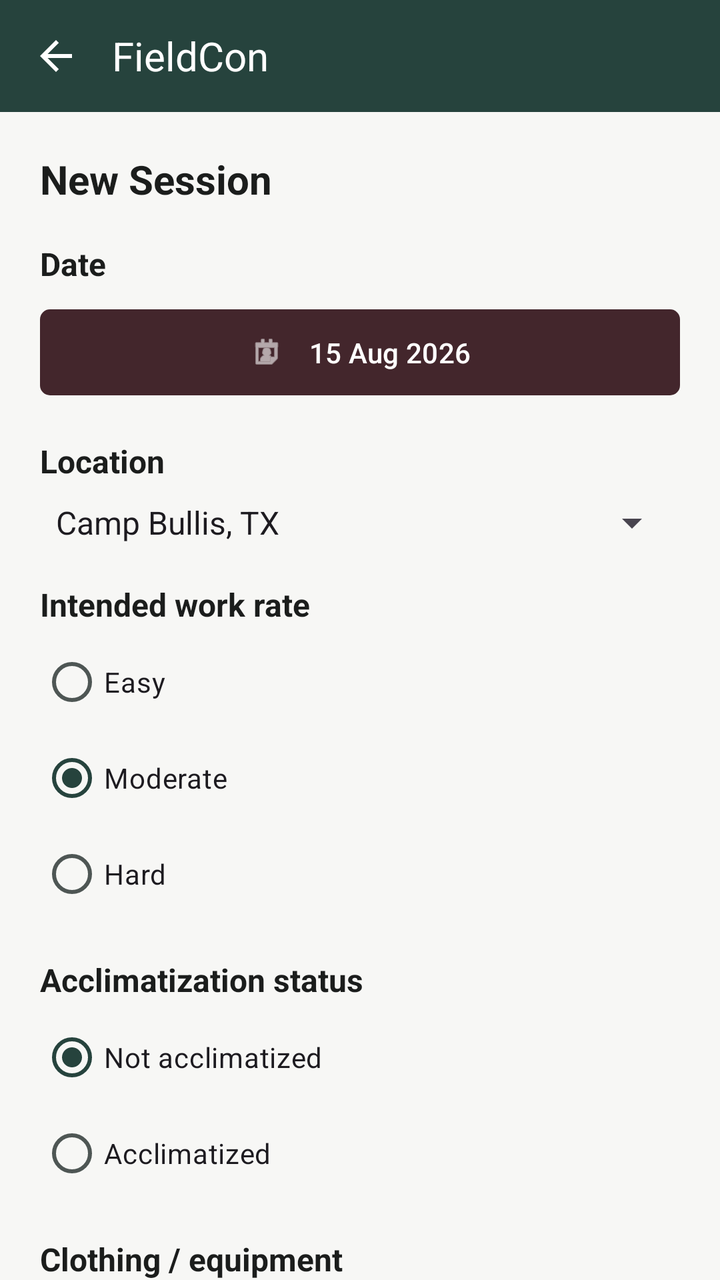
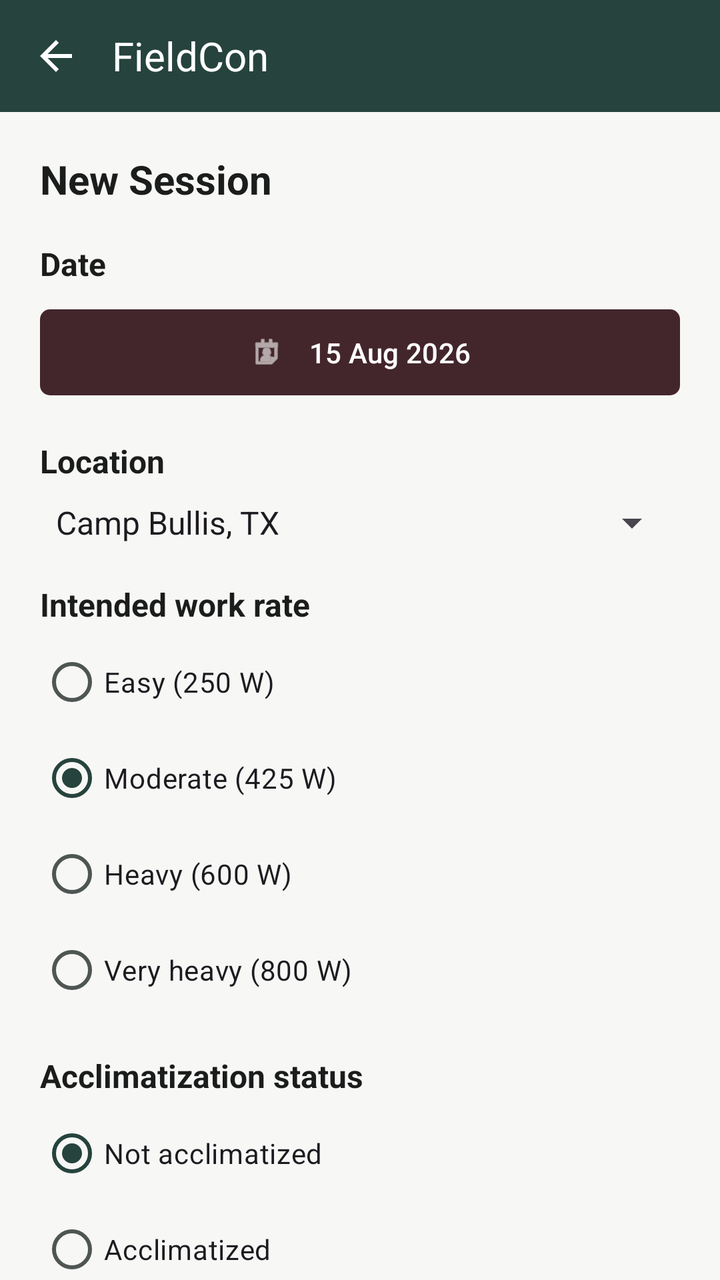

An Android layout rendered at two revisions. The XML below is the earlier revision; the diff shows what the commit changed to produce the second picture.
<!-- AndroidManifest.xml: application theme Theme.FieldCon_Ugale -->
<!-- res/layout/activity_session_input.xml -->
<?xml version="1.0" encoding="utf-8"?>
<androidx.coordinatorlayout.widget.CoordinatorLayout xmlns:android="http://schemas.android.com/apk/res/android"
    xmlns:app="http://schemas.android.com/apk/res-auto"
    xmlns:tools="http://schemas.android.com/tools"
    android:id="@+id/sessionInputRoot"
    android:layout_width="match_parent"
    android:layout_height="match_parent"
    android:fitsSystemWindows="true">

    <com.google.android.material.appbar.AppBarLayout
        android:id="@+id/appbar"
        android:layout_width="match_parent"
        android:layout_height="wrap_content"
        android:background="@color/brand_green"
        android:fitsSystemWindows="true">

        <com.google.android.material.appbar.CollapsingToolbarLayout
            android:layout_width="match_parent"
            android:layout_height="wrap_content"
            android:fitsSystemWindows="true"
            app:contentScrim="@color/brand_green"
            app:layout_scrollFlags="scroll|exitUntilCollapsed"
            app:toolbarId="@+id/toolbar">

            <androidx.appcompat.widget.Toolbar
                android:id="@+id/toolbar"
                android:layout_width="match_parent"
                android:layout_height="@dimen/toolbar_height"
                android:background="@color/brand_green"
                app:navigationIcon="@drawable/ic_arrow_back">

                <TextView
                    android:layout_width="wrap_content"
                    android:layout_height="wrap_content"
                    android:text="@string/app_name"
                    android:textColor="@color/white"
                    android:textSize="20sp" />
            </androidx.appcompat.widget.Toolbar>
        </com.google.android.material.appbar.CollapsingToolbarLayout>
    </com.google.android.material.appbar.AppBarLayout>

    <androidx.core.widget.NestedScrollView
        android:id="@+id/sessionInputScroll"
        android:layout_width="match_parent"
        android:layout_height="match_parent"
        android:clipToPadding="false"
        android:fillViewport="true"
        app:layout_behavior="@string/appbar_scrolling_view_behavior">

        <LinearLayout
            android:layout_width="match_parent"
            android:layout_height="wrap_content"
            android:orientation="vertical"
            android:paddingHorizontal="@dimen/screen_padding"
            android:paddingTop="@dimen/screen_padding"
            android:paddingBottom="@dimen/screen_padding_bottom">

            <TextView
                style="@style/ScreenTitleText"
                android:text="@string/title_new_session" />

            
            <TextView
                style="@style/FieldLabelText"
                android:text="@string/label_date" />

            <com.google.android.material.button.MaterialButton
                android:id="@+id/buttonPickDate"
                style="@style/FieldButton.Secondary"
                android:layout_marginTop="@dimen/space_item"
                android:paddingTop="@dimen/card_padding_compact"
                android:paddingBottom="@dimen/card_padding_compact"
                app:icon="@android:drawable/ic_menu_my_calendar"
                app:iconGravity="textStart"
                android:text="@string/value_session_date"
                app:iconPadding="@dimen/card_padding_compact" />

            
            <TextView
                style="@style/FieldLabelText"
                android:text="@string/label_location" />

            <Spinner
                android:id="@+id/spinnerLocation"
                android:layout_width="match_parent"
                android:layout_height="wrap_content"
                android:layout_marginTop="@dimen/space_item"
                android:entries="@array/location_options" />

            <LinearLayout
                android:id="@+id/groupManualLocation"
                android:layout_width="match_parent"
                android:layout_height="wrap_content"
                android:orientation="vertical"
                android:visibility="gone"
                tools:visibility="visible">

                <com.google.android.material.textfield.TextInputLayout
                    android:layout_width="match_parent"
                    android:layout_height="wrap_content"
                    android:layout_marginTop="@dimen/space_item"
                    android:hint="@string/label_location_name">

                    <com.google.android.material.textfield.TextInputEditText
                        android:id="@+id/inputLocationName"
                        android:layout_width="match_parent"
                        android:layout_height="wrap_content" />
                </com.google.android.material.textfield.TextInputLayout>

                <com.google.android.material.textfield.TextInputLayout
                    android:layout_width="match_parent"
                    android:layout_height="wrap_content"
                    android:layout_marginTop="@dimen/space_item"
                    android:hint="@string/label_latitude">

                    <com.google.android.material.textfield.TextInputEditText
                        android:id="@+id/inputLatitude"
                        android:layout_width="match_parent"
                        android:layout_height="wrap_content"
                        android:inputType="numberDecimal|numberSigned" />
                </com.google.android.material.textfield.TextInputLayout>

                <com.google.android.material.textfield.TextInputLayout
                    android:layout_width="match_parent"
                    android:layout_height="wrap_content"
                    android:layout_marginTop="@dimen/space_item"
                    android:hint="@string/label_longitude">

                    <com.google.android.material.textfield.TextInputEditText
                        android:id="@+id/inputLongitude"
                        android:layout_width="match_parent"
                        android:layout_height="wrap_content"
                        android:inputType="numberDecimal|numberSigned" />
                </com.google.android.material.textfield.TextInputLayout>

                <com.google.android.material.textfield.TextInputLayout
                    android:layout_width="match_parent"
                    android:layout_height="wrap_content"
                    android:layout_marginTop="@dimen/space_item"
                    android:hint="@string/label_utc_offset">

                    <com.google.android.material.textfield.TextInputEditText
                        android:id="@+id/inputUtcOffset"
                        android:layout_width="match_parent"
                        android:layout_height="wrap_content"
                        android:inputType="numberDecimal|numberSigned" />
                </com.google.android.material.textfield.TextInputLayout>

                <com.google.android.material.button.MaterialButton
                    android:id="@+id/buttonSaveLocation"
                    style="@style/FieldButton.Secondary"
                    android:layout_marginTop="@dimen/space_block"
                    android:paddingTop="@dimen/card_padding_compact"
                    android:paddingBottom="@dimen/card_padding_compact"
                    android:text="@string/action_save_location" />
            </LinearLayout>

            
            <TextView
                style="@style/FieldLabelText"
                android:text="@string/label_work_rate" />

            <RadioGroup
                android:id="@+id/radioGroupWorkRate"
                android:layout_width="match_parent"
                android:layout_height="wrap_content"
                android:layout_marginTop="@dimen/space_tight">

                <RadioButton
                    android:id="@+id/radioWorkEasy"
                    android:layout_width="match_parent"
                    android:layout_height="wrap_content"
                    android:text="@string/option_work_easy" />

                <RadioButton
                    android:id="@+id/radioWorkModerate"
                    android:layout_width="match_parent"
                    android:layout_height="wrap_content"
                    android:checked="true"
                    android:text="@string/option_work_moderate" />

                <RadioButton
                    android:id="@+id/radioWorkHard"
                    android:layout_width="match_parent"
                    android:layout_height="wrap_content"
                    android:text="@string/option_work_hard" />
            </RadioGroup>

            
            <TextView
                style="@style/FieldLabelText"
                android:text="@string/label_acclimatization" />

            <RadioGroup
                android:id="@+id/radioGroupAcclimatization"
                android:layout_width="match_parent"
                android:layout_height="wrap_content"
                android:layout_marginTop="@dimen/space_tight">

                <RadioButton
                    android:id="@+id/radioNotAcclimatized"
                    android:layout_width="match_parent"
                    android:layout_height="wrap_content"
                    android:checked="true"
                    android:text="@string/option_not_acclimatized" />

                <RadioButton
                    android:id="@+id/radioAcclimatized"
                    android:layout_width="match_parent"
                    android:layout_height="wrap_content"
                    android:text="@string/option_acclimatized" />
            </RadioGroup>

            
            <TextView
                style="@style/FieldLabelText"
                android:text="@string/label_clothing" />

            <Spinner
                android:id="@+id/spinnerClothing"
                android:layout_width="match_parent"
                android:layout_height="wrap_content"
                android:layout_marginTop="@dimen/space_item"
                android:entries="@array/clothing_options" />

            
            <TextView
                style="@style/FieldLabelText"
                android:text="@string/label_thermal_mode" />

            <RadioGroup
                android:id="@+id/radioGroupThermalMode"
                android:layout_width="match_parent"
                android:layout_height="wrap_content"
                android:layout_marginTop="@dimen/space_tight">

                <RadioButton
                    android:id="@+id/radioModeMeasuredWbgt"
                    android:layout_width="match_parent"
                    android:layout_height="wrap_content"
                    android:checked="true"
                    android:text="@string/option_mode_measured_wbgt" />

                <RadioButton
                    android:id="@+id/radioModeHeatIndex"
                    android:layout_width="match_parent"
                    android:layout_height="wrap_content"
                    android:text="@string/option_mode_heat_index" />
            </RadioGroup>

            <com.google.android.material.textfield.TextInputLayout
                android:id="@+id/layoutMeasuredWbgt"
                android:layout_width="match_parent"
                android:layout_height="wrap_content"
                android:layout_marginTop="@dimen/space_item"
                android:hint="@string/label_measured_wbgt">

                <com.google.android.material.textfield.TextInputEditText
                    android:id="@+id/inputMeasuredWbgt"
                    android:layout_width="match_parent"
                    android:layout_height="wrap_content"
                    android:inputType="numberDecimal|numberSigned" />
            </com.google.android.material.textfield.TextInputLayout>

            <LinearLayout
                android:id="@+id/groupTempHumidity"
                android:layout_width="match_parent"
                android:layout_height="wrap_content"
                android:orientation="vertical"
                android:visibility="gone"
                tools:visibility="visible">

                <com.google.android.material.textfield.TextInputLayout
                    android:layout_width="match_parent"
                    android:layout_height="wrap_content"
                    android:layout_marginTop="@dimen/space_item"
                    android:hint="@string/label_temp_f">

                    <com.google.android.material.textfield.TextInputEditText
                        android:id="@+id/inputTempF"
                        android:layout_width="match_parent"
                        android:layout_height="wrap_content"
                        android:inputType="numberDecimal|numberSigned" />
                </com.google.android.material.textfield.TextInputLayout>

                <com.google.android.material.textfield.TextInputLayout
                    android:layout_width="match_parent"
                    android:layout_height="wrap_content"
                    android:layout_marginTop="@dimen/space_item"
                    android:hint="@string/label_rh_percent">

                    <com.google.android.material.textfield.TextInputEditText
                        android:id="@+id/inputRh"
                        android:layout_width="match_parent"
                        android:layout_height="wrap_content"
                        android:inputType="numberDecimal" />
                </com.google.android.material.textfield.TextInputLayout>
            </LinearLayout>

            <com.google.android.material.button.MaterialButton
                android:id="@+id/buttonCompute"
                style="@style/FieldButton.Primary"
                android:layout_marginTop="@dimen/space_action"
                android:text="@string/action_compute" />
        </LinearLayout>
    </androidx.core.widget.NestedScrollView>
</androidx.coordinatorlayout.widget.CoordinatorLayout>
<!-- resources referenced by this layout -->
<resources>
  <string-array name="clothing_options">
          <item>Work uniform (no adjustment)</item>
          <item>Body armor (+5 °F WBGT)</item>
          <item>MOPP 4 (+10 °F WBGT)</item>
      </string-array>
  <string-array name="location_options">
          <item>@string/location_camp_bullis</item>
          <item>@string/label_manual_entry</item>
      </string-array>
  <color name="brand_green">#FF26433D</color>
  <color name="white">#FFFFFFFF</color>
  <dimen name="card_padding_compact">12dp</dimen>
  <dimen name="screen_padding">20dp</dimen>
  <dimen name="screen_padding_bottom">48dp</dimen>
  <dimen name="space_action">28dp</dimen>
  <dimen name="space_block">12dp</dimen>
  <dimen name="space_item">8dp</dimen>
  <dimen name="space_tight">4dp</dimen>
  <dimen name="toolbar_height">56dp</dimen>
  <string name="action_compute">Compute Session Window</string>
  <string name="action_save_location">Save this location</string>
  <string name="app_name">FieldCon</string>
  <string name="label_acclimatization">Acclimatization status</string>
  <string name="label_clothing">Clothing / equipment</string>
  <string name="label_date">Date</string>
  <string name="label_latitude">Latitude (°, + = N)</string>
  <string name="label_location">Location</string>
  <string name="label_location_name">Location name</string>
  <string name="label_longitude">Longitude (°, + = E)</string>
  <string name="label_measured_wbgt">Measured WBGT (°F)</string>
  <string name="label_rh_percent">Relative humidity (%)</string>
  <string name="label_temp_f">Air temperature (°F)</string>
  <string name="label_thermal_mode">Thermal reading type</string>
  <string name="label_utc_offset">UTC offset (hours)</string>
  <string name="label_work_rate">Intended work rate</string>
  <string name="option_acclimatized">Acclimatized</string>
  <string name="option_mode_heat_index">Heat Index (temp + humidity)</string>
  <string name="option_mode_measured_wbgt">Measured WBGT</string>
  <string name="option_not_acclimatized">Not acclimatized</string>
  <string name="option_work_easy">Easy</string>
  <string name="option_work_hard">Hard</string>
  <string name="option_work_moderate">Moderate</string>
  <string name="title_new_session">New Session</string>
  <string name="value_session_date">15 Aug 2026</string>
  <style name="FieldButton.Primary">
          <item name="backgroundTint">@color/brand_green</item>
      </style>
  <style name="FieldButton.Secondary">
          <item name="backgroundTint">@color/brand_maroon</item>
      </style>
  <style name="FieldLabelText">
          <item name="android:layout_width">wrap_content</item>
          <item name="android:layout_height">wrap_content</item>
          <item name="android:layout_marginTop">@dimen/space_section</item>
          <item name="android:textSize">16sp</item>
          <item name="android:textStyle">bold</item>
          <item name="android:textColor">@color/text_primary</item>
      </style>
  <style name="ScreenTitleText">
          <item name="android:layout_width">wrap_content</item>
          <item name="android:layout_height">wrap_content</item>
          <item name="android:textSize">20sp</item>
          <item name="android:textStyle">bold</item>
          <item name="android:textColor">@color/text_primary</item>
      </style>
  <style name="Theme.FieldCon_Ugale" parent="Base.Theme.FieldCon_Ugale" />
  <string name="location_camp_bullis">Camp Bullis, TX</string>
  <string name="label_manual_entry">Enter coordinates manually</string>
  <color name="brand_maroon">#FF43262C</color>
  <dimen name="space_section">18dp</dimen>
  <color name="text_primary">#FF1B1D1C</color>
  <color name="brand_green_container">#FFD7E2DF</color>
  <color name="brand_green_dark">#FF14302B</color>
  <color name="surface_card">#FFFFFFFF</color>
  <color name="text_secondary">#FF4E5654</color>
  <color name="outline">#FFDDE0DE</color>
  <color name="surface_page">#FFF7F7F5</color>
  <!-- unchanged entries left out for length: 2 -->
</resources>

<!-- the commit's change to res/layout/activity_session_input.xml (unified diff, before → after) -->
@@ -180,10 +180,16 @@
                     android:text="@string/option_work_moderate" />
 
                 <RadioButton
-                    android:id="@+id/radioWorkHard"
-                    android:layout_width="match_parent"
-                    android:layout_height="wrap_content"
-                    android:text="@string/option_work_hard" />
+                    android:id="@+id/radioWorkHeavy"
+                    android:layout_width="match_parent"
+                    android:layout_height="wrap_content"
+                    android:text="@string/option_work_heavy" />
+
+                <RadioButton
+                    android:id="@+id/radioWorkVeryHeavy"
+                    android:layout_width="match_parent"
+                    android:layout_height="wrap_content"
+                    android:text="@string/option_work_very_heavy" />
             </RadioGroup>
 
             
<!-- resource entries referenced after the edit -->
@@ -1,9 +1,8 @@
 <!-- resources referenced by this layout -->
 <resources>
   <string-array name="clothing_options">
-          <item>Work uniform (no adjustment)</item>
-          <item>Body armor (+5 °F WBGT)</item>
-          <item>MOPP 4 (+10 °F WBGT)</item>
+          <item>OCP uniform (no adjustment)</item>
+          <item>Heavy protective clothing (CBRN, JSLIST)</item>
       </string-array>
   <string-array name="location_options">
           <item>@string/location_camp_bullis</item>
@@ -36,12 +35,13 @@
   <string name="label_utc_offset">UTC offset (hours)</string>
   <string name="label_work_rate">Intended work rate</string>
   <string name="option_acclimatized">Acclimatized</string>
-  <string name="option_mode_heat_index">Heat Index (temp + humidity)</string>
+  <string name="option_mode_heat_index">Estimate from temperature and humidity</string>
   <string name="option_mode_measured_wbgt">Measured WBGT</string>
   <string name="option_not_acclimatized">Not acclimatized</string>
-  <string name="option_work_easy">Easy</string>
-  <string name="option_work_hard">Hard</string>
-  <string name="option_work_moderate">Moderate</string>
+  <string name="option_work_easy">Easy (250 W)</string>
+  <string name="option_work_heavy">Heavy (600 W)</string>
+  <string name="option_work_moderate">Moderate (425 W)</string>
+  <string name="option_work_very_heavy">Very heavy (800 W)</string>
   <string name="title_new_session">New Session</string>
   <string name="value_session_date">15 Aug 2026</string>
   <style name="FieldButton.Primary">
